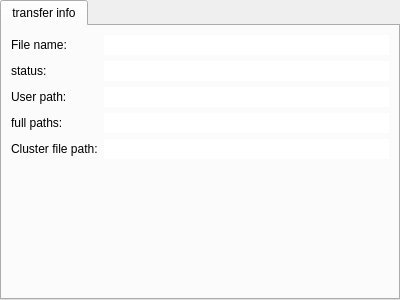
populse/soma-workflow, file python/soma/jobs/gui/TransferInfo.ui: the form before one commit.
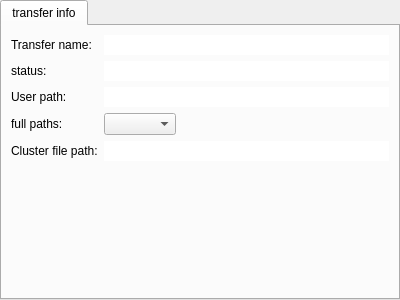
The form after the commit.

Patch:
```diff
--- a/python/soma/jobs/gui/TransferInfo.ui
+++ b/python/soma/jobs/gui/TransferInfo.ui
@@ -27,7 +27,7 @@
     <item row="0" column="0">
      <widget class="QLabel" name="label_3">
       <property name="text">
-       <string>File name:</string>
+       <string>Transfer name:</string>
       </property>
      </widget>
     </item>
@@ -62,16 +62,6 @@
       </property>
      </widget>
     </item>
-    <item row="3" column="1">
-     <widget class="QLineEdit" name="remote_paths">
-      <property name="frame">
-       <bool>false</bool>
-      </property>
-      <property name="readOnly">
-       <bool>true</bool>
-      </property>
-     </widget>
-    </item>
     <item row="4" column="0">
      <widget class="QLabel" name="label_7">
       <property name="text">
@@ -109,6 +99,9 @@
       </property>
      </widget>
     </item>
+    <item row="3" column="1">
+     <widget class="QComboBox" name="remote_paths"/>
+    </item>
    </layout>
   </widget>
  </widget>
```
